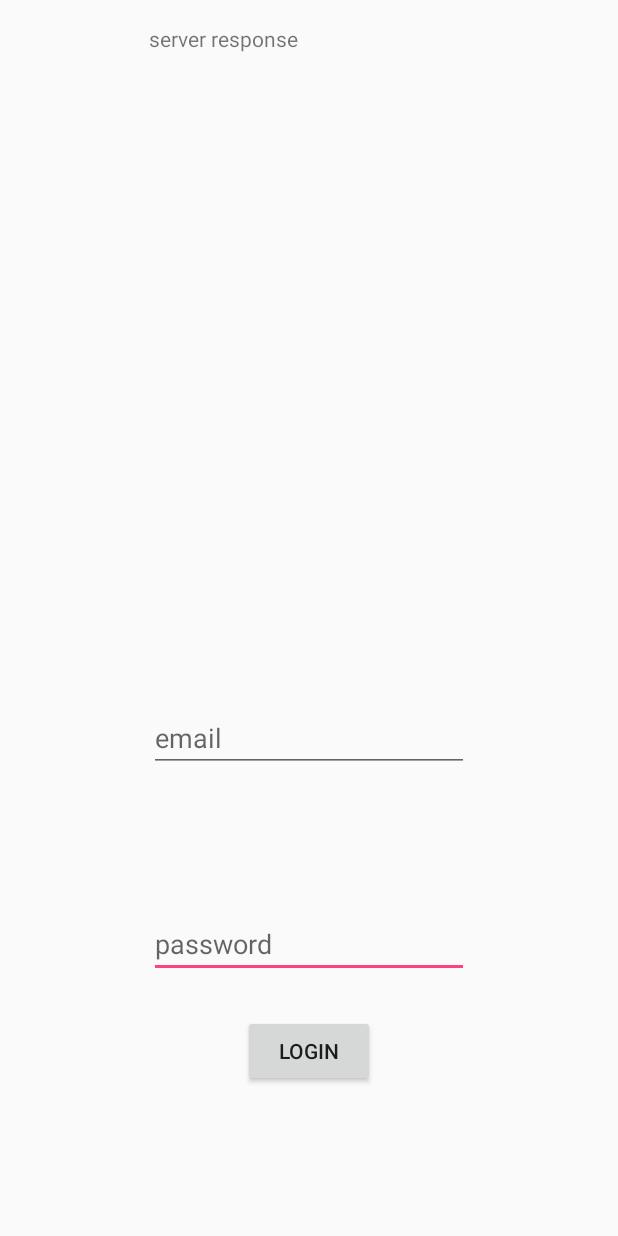
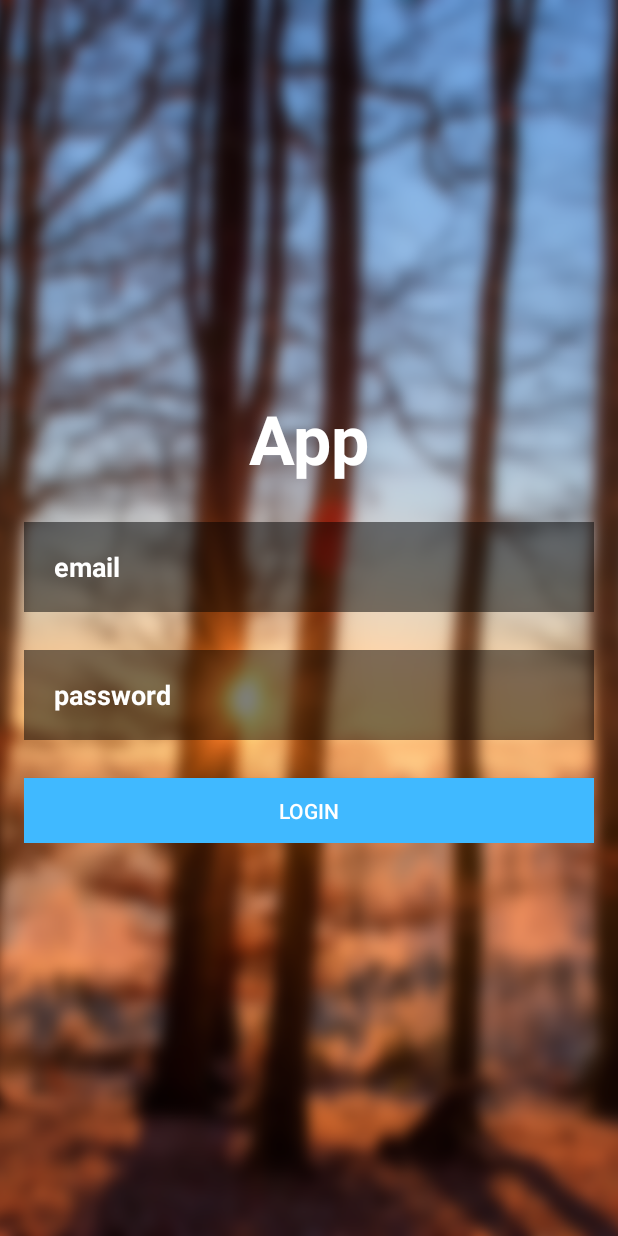
Before and after one commit to Snaddy/api, an Android app: the layout activity_login.xml on its own in the app's theme, with its tools: preview values and no code run, on a phone screen of 412 x 824 dp. Run offline under Robolectric (Android 15) with nearby library versions, the phone set to English and light mode, and no system bars; network calls fail.

Commit message:
styled login activity and got the json requests working

```diff
--- a/app/src/main/java/com/flipbook/app/WelcomeActivity.java
+++ b/app/src/main/java/com/flipbook/app/WelcomeActivity.java
@@ -17,7 +17,7 @@ public class WelcomeActivity extends Activity{
     @Override
     protected void onCreate(Bundle savedInstanceState) {
         super.onCreate(savedInstanceState);
-        setContentView(R.layout.activity_login);
+        setContentView(R.layout.activity_welcome);
 
         logout = (Button) findViewById(R.id.logout);
         logout.setOnClickListener(new View.OnClickListener() {
--- a/app/src/main/res/layout/activity_login.xml
+++ b/app/src/main/res/layout/activity_login.xml
@@ -1,5 +1,6 @@
 <?xml version="1.0" encoding="utf-8"?>
 <RelativeLayout xmlns:android="http://schemas.android.com/apk/res/android"
+    xmlns:app="http://schemas.android.com/apk/res-auto"
     xmlns:tools="http://schemas.android.com/tools"
     android:id="@+id/activity_login"
     android:layout_width="match_parent"
@@ -8,45 +9,81 @@
     android:paddingLeft="@dimen/activity_horizontal_margin"
     android:paddingRight="@dimen/activity_horizontal_margin"
     android:paddingTop="@dimen/activity_vertical_margin"
+    android:background="@drawable/bg"
     tools:context="com.flipbook.app.LoginActivity">
 
-    <EditText
-        android:layout_width="wrap_content"
-        android:layout_height="wrap_content"
-        android:inputType="textPassword"
-        android:ems="10"
-        android:id="@+id/password"
-        android:layout_alignParentBottom="true"
-        android:layout_centerHorizontal="true"
-        android:layout_marginBottom="156dp"
-        android:hint="password" />
+    <LinearLayout
+        android:orientation="vertical"
+        android:layout_width="match_parent"
+        android:layout_height="300dp"
+        android:layout_centerVertical="true"
+        android:layout_alignParentLeft="true"
+        android:layout_alignParentStart="true">
 
-    <EditText
-        android:layout_width="wrap_content"
-        android:layout_height="wrap_content"
-        android:inputType="textEmailAddress"
-        android:ems="10"
-        android:layout_above="@+id/password"
-        android:layout_centerHorizontal="true"
-        android:layout_marginBottom="92dp"
-        android:id="@+id/email"
-        android:hint="email" />
+        <TextView
+            android:text="App"
+            android:layout_width="match_parent"
+            android:layout_height="wrap_content"
+            android:id="@+id/textView3"
+            android:textAppearance="@style/TextAppearance.AppCompat.Display2"
+            android:textAllCaps="false"
+            android:textStyle="normal|bold"
+            android:focusable="true"
+            android:focusableInTouchMode="true"
+            android:fontFamily="sans-serif"
+            android:textAlignment="center"
+            android:textSize="45sp"
+            android:textColor="@android:color/white"
+            android:layout_alignParentTop="true"
+            android:layout_centerHorizontal="true" />
 
-    <Button
-        android:text="Login"
-        android:layout_width="wrap_content"
-        android:layout_height="wrap_content"
-        android:layout_below="@+id/email"
-        android:layout_centerHorizontal="true"
-        android:layout_marginTop="70dp"
-        android:id="@+id/login" />
+        <EditText
+            android:layout_width="match_parent"
+            android:layout_height="60dp"
+            android:paddingLeft="20dp"
+            android:inputType="textEmailAddress"
+            android:ems="10"
+            android:id="@+id/email"
+            android:hint="email"
+            android:textStyle="normal|bold"
+            android:textColor="@android:color/white"
+            android:textColorHint="@android:color/white"
+            android:background="@android:drawable/screen_background_dark_transparent"
+            android:layout_below="@+id/textView3"
+            android:layout_alignParentLeft="false"
+            android:layout_alignParentStart="false"
+            android:layout_marginTop="25dp"/>
 
-    <TextView
-        android:text="server response"
-        android:layout_width="wrap_content"
-        android:layout_height="wrap_content"
-        android:layout_alignParentTop="true"
-        android:layout_alignLeft="@+id/email"
-        android:layout_alignStart="@+id/email"
-        android:id="@+id/textView" />
+        <EditText
+            android:layout_width="match_parent"
+            android:layout_height="60dp"
+            android:paddingLeft="20dp"
+            android:inputType="textPassword"
+            android:ems="10"
+            android:id="@+id/password"
+            android:hint="password"
+            android:textStyle="normal|bold"
+            android:textColor="@android:color/white"
+            android:textColorHint="@android:color/white"
+            android:background="@android:drawable/screen_background_dark_transparent"
+            android:layout_centerVertical="true"
+            android:layout_alignParentLeft="false"
+            android:layout_alignParentStart="false"
+            android:layout_marginTop="25dp"/>
+
+        <Button
+            android:text="Login"
+            android:layout_width="match_parent"
+            android:layout_height="match_parent"
+            android:id="@+id/login"
+            android:elevation="0dp"
+            android:background="@color/colorAccent"
+            android:textColor="@android:color/white"
+            android:layout_below="@+id/password"
+            android:layout_alignParentLeft="false"
+            android:layout_alignParentStart="false"
+            android:layout_marginTop="25dp"/>
+
+    </LinearLayout>
+
 </RelativeLayout>
--- a/app/src/main/res/values/colors.xml
+++ b/app/src/main/res/values/colors.xml
@@ -2,5 +2,5 @@
 <resources>
     <color name="colorPrimary">#3F51B5</color>
     <color name="colorPrimaryDark">#303F9F</color>
-    <color name="colorAccent">#FF4081</color>
+    <color name="colorAccent">#40b9ff</color>
 </resources>
```
Also changed, not shown: app/src/main/AndroidManifest.xml (+10 -2 lines), app/src/main/java/com/flipbook/app/LoginActivity.java (+24 -26 lines), app/src/main/res/drawable/bg.png (added).
